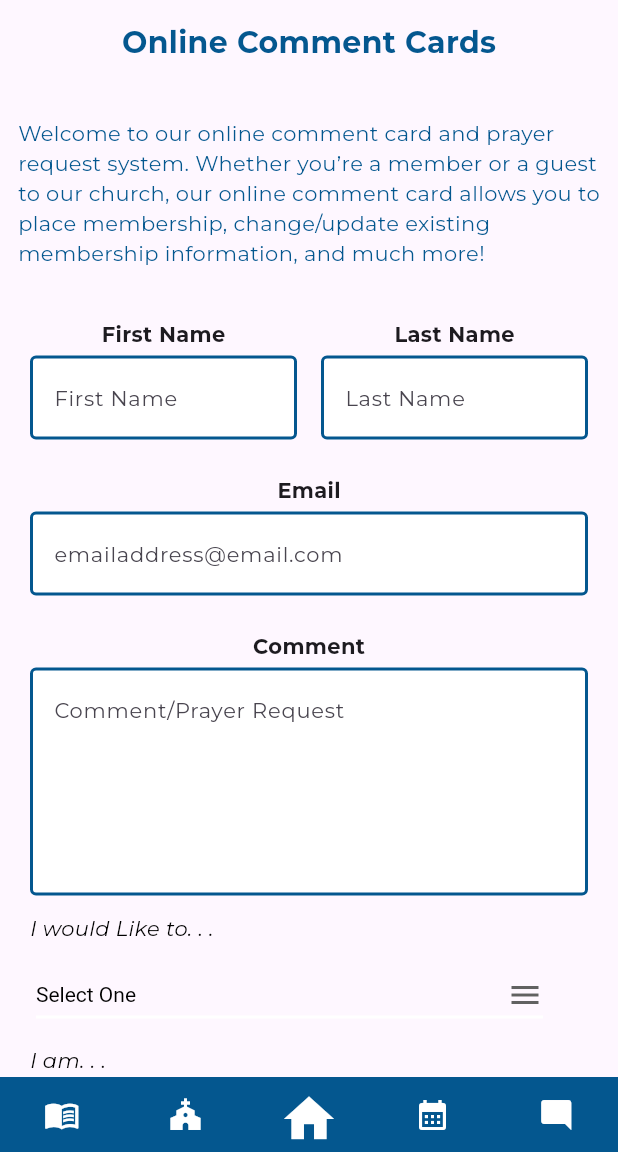
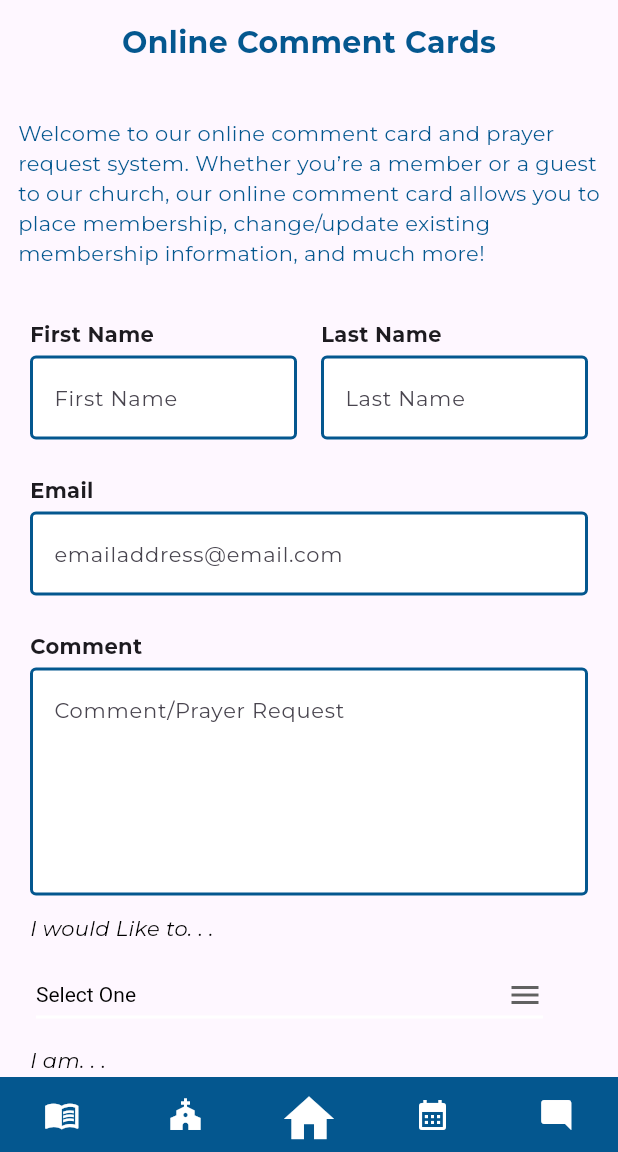
Before and after one commit to skeptickal/NVCOCApp, a Flutter app: the CommentScreen screen opened by its route, on a phone screen of 412 x 824 dp, the part 84-1236 px from its top. Run offline on Flutter 3.47's test engine with Material 3 defaults, Android fonts, the phone set to English and light mode, and no system bars; our stand-ins replace bloc, cloud_firestore, equatable, firebase_core, flutter_bloc, go_router and 2 more; missing offline and left inert: country_list_pick, flutter_phone_direct_caller; accounts and stored records are empty.

Commit message:
further customized the text fields in comment_screen

```diff
--- a/nvcoc_app/lib/constants/text_fields.dart
+++ b/nvcoc_app/lib/constants/text_fields.dart
@@ -26,7 +26,7 @@ class CustomTextBox extends StatelessWidget {
     return Padding(
       padding: padding,
       child: Column(
-        mainAxisAlignment: MainAxisAlignment.start,
+        crossAxisAlignment: CrossAxisAlignment.start,
         children: [
           Text(subtitle, style: montserrat.copyWith(fontSize: 14, fontWeight: FontWeight.bold)),
           const SizedBox(height: 4),
--- a/nvcoc_app/lib/pages/comment_screen.dart
+++ b/nvcoc_app/lib/pages/comment_screen.dart
@@ -125,6 +125,9 @@ class CommentScreen extends StatelessWidget with CommentMixin {
                   context.read<CommentCubit>().selectDropdown1(value!);
                 },
               ),
+              horizontalLine,
+              seperation,
+              seperation,
               SubTitle(padding: leftPadding, textStyle: subTitleStyle, subTitleText: 'I am a member and my contact info has changed:'),
               CountryListPick(
                 appBar: AppBar(
```
